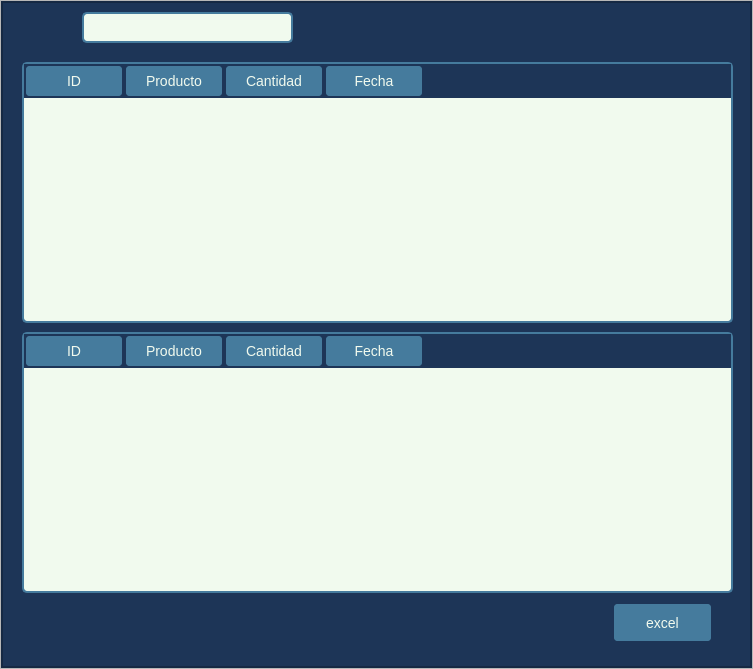
Qt form ui_files/reporte_kardex.ui (velardejp/Planta2) before a commit.
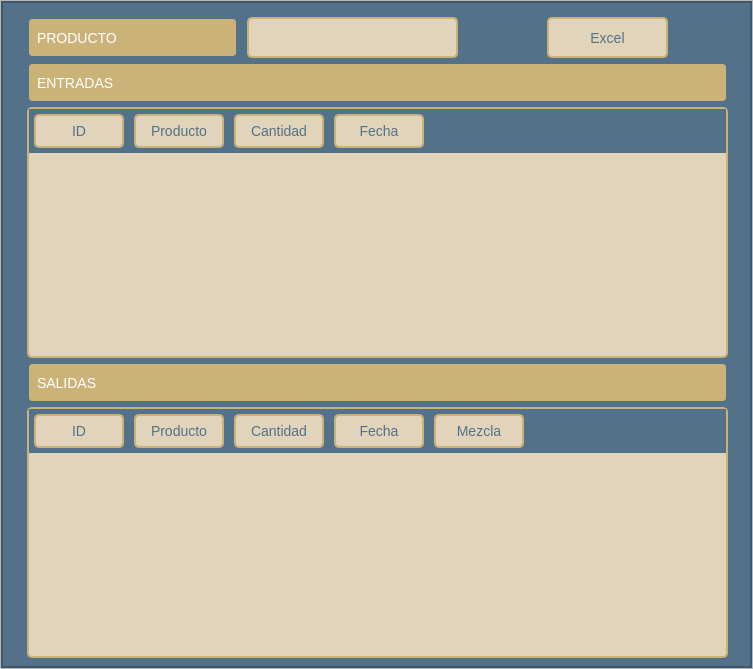
The same form after that commit. Icons and pictures are not drawn.

Commit message: diseño definido y arreglando modulo de mezclas

The edit to the form file:
```diff
--- a/ui_files/reporte_kardex.ui
+++ b/ui_files/reporte_kardex.ui
@@ -56,7 +56,7 @@
       <item>
        <widget class="QFrame" name="backgroundcolor_frame">
         <property name="styleSheet">
-         <string notr="true">background-color: rgb(29, 53, 87);</string>
+         <string notr="true">background-color: #537188;</string>
         </property>
         <property name="frameShape">
          <enum>QFrame::StyledPanel</enum>
@@ -92,35 +92,40 @@
             <property name="geometry">
              <rect>
               <x>20</x>
-              <y>60</y>
+              <y>100</y>
               <width>711</width>
               <height>261</height>
              </rect>
             </property>
             <property name="styleSheet">
              <string notr="true">QTableWidget {
-        background-color: #F1FAEE;
-        color: #1D3557;
-        border: 2px solid #457B9D;
-        border-radius: 5px;
-        font-size: 14px;
-        gridline-color: #457B9D;
-    }
-    QTableWidget::item {
-        border: 1px solid #457B9D;
-    }
-    QTableWidget::item:selected {
-        background-color: #457B9D;
-        color: #F1FAEE;
-    }
-    QHeaderView::section {
-        background-color: #457B9D;
-        color: #F1FAEE;
-        padding: 5px;
-        border: 2px solid #1D3557;
-        border-radius: 5px;
-        font-size: 14px;
-    }</string>
+    background-color: #E1D4BB;
+    color: #537188;
+    border: 2px solid #CBB279;
+    border-radius: 5px;
+    margin: 5px;
+    font-size: 14px;
+    gridline-color: #537188;
+}
+
+QTableWidget::item {
+    border: 1px solid #537188;
+}
+
+QTableWidget::item:selected {
+    background-color: #CBB279;
+    color: #E1D4BB;
+}
+
+QHeaderView::section {
+    background-color: #E1D4BB;
+    color: #537188;
+    padding: 5px;
+    border: 2px solid #CBB279;
+    border-radius: 5px;
+    margin: 5px;
+    font-size: 14px;
+}</string>
             </property>
             <column>
              <property name="text">
@@ -146,98 +151,110 @@
            <widget class="QPushButton" name="import_excel_kardex">
             <property name="geometry">
              <rect>
-              <x>610</x>
-              <y>600</y>
-              <width>101</width>
-              <height>41</height>
+              <x>540</x>
+              <y>10</y>
+              <width>131</width>
+              <height>51</height>
              </rect>
             </property>
             <property name="styleSheet">
              <string notr="true">QPushButton {
-        background-color: #457B9D;
-        color: #F1FAEE;
-        border: 2px solid #1D3557;
-        border-radius: 5px;
-        padding: 5px;
-        font-size: 14px;
-    }
-    QPushButton:hover {
-        background-color: #1D3557;
-        border: 2px solid #457B9D;
-    }
-    QPushButton:pressed {
-        background-color: #1D3557;
-        border: 2px solid #457B9D;
-        padding-left: 7px;  /* Para dar un efecto de &quot;presión&quot; */
-    }</string>
+    background-color: #E1D4BB;
+    color: #537188;
+    border: 2px solid #CBB279;
+    border-radius: 5px;
+    padding: 5px;
+    margin: 5px;
+    font-size: 14px;
+}
+
+QPushButton:hover {
+    background-color: #CBB279;
+    border: 2px solid #537188;
+}
+
+QPushButton:pressed {
+    background-color: #CBB279;
+    border: 2px solid #537188;
+    padding-left: 7px;
+}</string>
             </property>
             <property name="text">
-             <string>excel</string>
+             <string>Excel</string>
             </property>
            </widget>
            <widget class="QComboBox" name="productos_kardex">
             <property name="geometry">
              <rect>
-              <x>80</x>
+              <x>240</x>
               <y>10</y>
-              <width>211</width>
-              <height>31</height>
+              <width>221</width>
+              <height>51</height>
              </rect>
             </property>
             <property name="styleSheet">
              <string notr="true">QComboBox {
-        background-color: #F1FAEE;
-        color: #1D3557;
-        border: 2px solid #457B9D;
-        border-radius: 5px;
-        padding: 5px;
-        font-size: 14px;
-    }
-    QComboBox::drop-down {
-        border: none;
-    }
-    QComboBox::down-arrow {
-        image: url(C:/Users/velar/OneDrive/Escritorio/Planta2/assets/icons8-expand-arrow-24.png);
-    }
-    QComboBox QAbstractItemView {
-        border: 2px solid #457B9D;
-        selection-background-color: #457B9D;
-    }</string>
+    background-color: #E1D4BB;
+    color: #537188;
+    border: 2px solid #CBB279;
+    border-radius: 5px;
+    padding: 5px;
+    margin: 5px;
+    font-size: 14px;
+}
+
+QComboBox::drop-down {
+    border: none;
+}
+
+QComboBox::down-arrow {
+    image: url(C:/Users/velar/OneDrive/Escritorio/Planta2/assets/icons8-expand-arrow-24.png);
+}
+
+QComboBox QAbstractItemView {
+    border: 2px solid #537188;
+    selection-background-color: #CBB279;
+}</string>
             </property>
            </widget>
            <widget class="QTableWidget" name="tabla_salidas_kardex">
             <property name="geometry">
              <rect>
               <x>20</x>
-              <y>330</y>
+              <y>400</y>
               <width>711</width>
               <height>261</height>
              </rect>
             </property>
             <property name="styleSheet">
              <string notr="true">QTableWidget {
-        background-color: #F1FAEE;
-        color: #1D3557;
-        border: 2px solid #457B9D;
-        border-radius: 5px;
-        font-size: 14px;
-        gridline-color: #457B9D;
-    }
-    QTableWidget::item {
-        border: 1px solid #457B9D;
-    }
-    QTableWidget::item:selected {
-        background-color: #457B9D;
-        color: #F1FAEE;
-    }
-    QHeaderView::section {
-        background-color: #457B9D;
-        color: #F1FAEE;
-        padding: 5px;
-        border: 2px solid #1D3557;
-        border-radius: 5px;
-        font-size: 14px;
-    }</string>
+    background-color: #E1D4BB;
+    color: #537188;
+    border: 2px solid #CBB279;
+    border-radius: 5px;
+    margin: 5px;
+    font-size: 14px;
+    gridline-color: #537188;
+}
+
+QTableWidget::item {
+    border: 1px solid #537188;
+}
+
+QTableWidget::item:selected {
+    background-color: #CBB279;
+    color: #E1D4BB;
+}
+
+QHeaderView::section {
+    background-color: #E1D4BB;
+    color: #537188;
+    padding: 5px;
+    border: 2px solid #CBB279;
+    border-radius: 5px;
+    margin: 5px;
+    font-size: 14px;
+}</string>
             </property>
             <column>
              <property name="text">
@@ -259,6 +276,86 @@
               <string>Fecha</string>
              </property>
             </column>
+            <column>
+             <property name="text">
+              <string>Mezcla</string>
+             </property>
+            </column>
+           </widget>
+           <widget class="QLabel" name="label">
+            <property name="geometry">
+             <rect>
+              <x>20</x>
+              <y>355</y>
+              <width>711</width>
+              <height>51</height>
+             </rect>
+            </property>
+            <property name="styleSheet">
+             <string notr="true">QLabel {
+    color: #ffffff;
+    border: 2px solid #537188;
+    border-radius: 5px;
+    padding: 5px;
+    margin: 5px;
+    font-size: 14px;
+    text-align: center;
+    background-color: #CBB279;
+}</string>
+            </property>
+            <property name="text">
+             <string>SALIDAS</string>
+            </property>
+           </widget>
+           <widget class="QLabel" name="label_2">
+            <property name="geometry">
+             <rect>
+              <x>20</x>
+              <y>55</y>
+              <width>711</width>
+              <height>51</height>
+             </rect>
+            </property>
+            <property name="styleSheet">
+             <string notr="true">QLabel {
+    color: #ffffff;
+    border: 2px solid #537188;
+    border-radius: 5px;
+    padding: 5px;
+    margin: 5px;
+    font-size: 14px;
+    text-align: center;
+    background-color: #CBB279;
+}</string>
+            </property>
+            <property name="text">
+             <string>ENTRADAS</string>
+            </property>
+           </widget>
+           <widget class="QLabel" name="label_3">
+            <property name="geometry">
+             <rect>
+              <x>20</x>
+              <y>10</y>
+              <width>221</width>
+              <height>51</height>
+             </rect>
+            </property>
+            <property name="styleSheet">
+             <string notr="true">QLabel {
+    color: #ffffff;
+    border: 2px solid #537188;
+    border-radius: 5px;
+    padding: 5px;
+    margin: 5px;
+    font-size: 14px;
+    text-align: center;
+    background-color: #CBB279;
+}</string>
+            </property>
+            <property name="text">
+             <string>PRODUCTO</string>
+            </property>
            </widget>
           </widget>
          </item>
```
Left out of the diff: 2 changed lines with no effect on the pictures. The commit also changes 76 other files.
